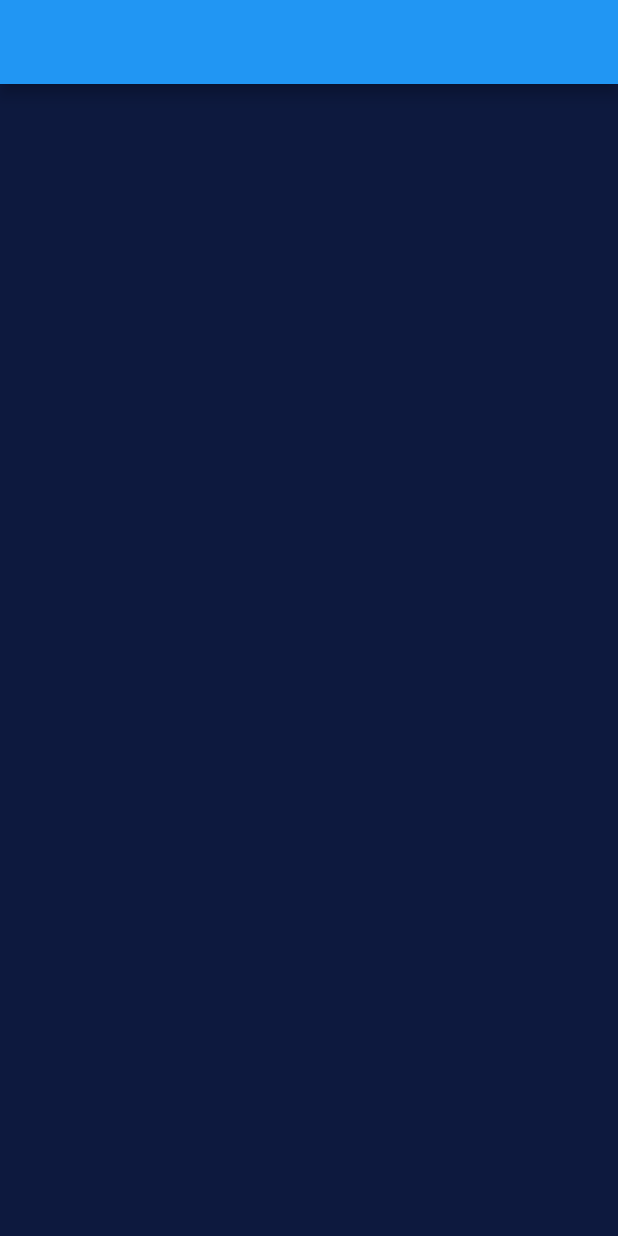
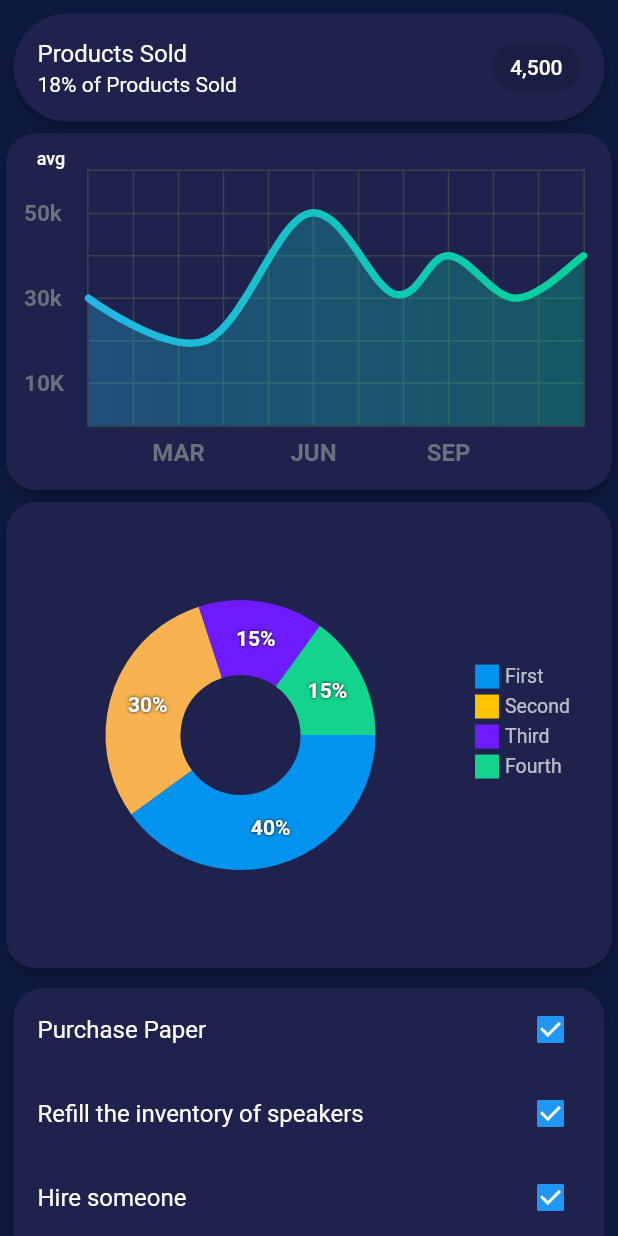
Before and after one commit to SajaHerez/responsive_admin_panel_dashboard, a Flutter app: the PanelLeftScreen screen opened directly, on a phone screen of 412 x 824 dp. Run offline on Flutter 3.47's test engine with Material 2 defaults, Android fonts, the light colour scheme and no system bars; drawn by our look-alikes of fl_chart; missing offline and left inert: dart:html.

Commit message:
coding panel left screen

```diff
--- a/lib/screen/panel_left_screen.dart
+++ b/lib/screen/panel_left_screen.dart
@@ -1,4 +1,16 @@
 import 'package:flutter/material.dart';
+import 'package:responsive_admin_panel_dashboard/resource/app_colors.dart';
+
+import '../resource/app_padding.dart';
+import '../widget/charts.dart';
+import '../widget/pie_chart.dart';
+import '../widget/responsive_layout.dart';
+
+class Todo {
+  String name;
+  bool enable;
+  Todo({this.enable = true, required this.name});
+}
 
 class PanelLeftScreen extends StatefulWidget {
   const PanelLeftScreen({super.key});
@@ -8,11 +20,101 @@ class PanelLeftScreen extends StatefulWidget {
 }
 
 class _PanelLeftScreenState extends State<PanelLeftScreen> {
+  final List<Todo> _todos = [
+    Todo(name: "Purchase Paper", enable: true),
+    Todo(name: "Refill the inventory of speakers", enable: true),
+    Todo(name: "Hire someone", enable: true),
+    Todo(name: "Maketing Strategy", enable: true),
+    Todo(name: "Selling furniture", enable: true),
+    Todo(name: "Finish the disclosure", enable: true),
+  ];
+
   @override
   Widget build(BuildContext context) {
     return Scaffold(
-      appBar: AppBar(
-        backgroundColor: Colors.blue,
+      body: Stack(
+        children: [
+          if (ResponsiveLayout.isComputer(context))
+            Container(
+              color: AppColors.purpleLight,
+              width: 50,
+              child: Container(
+                decoration: const BoxDecoration(
+                  color: AppColors.purpleDark,
+                  borderRadius: BorderRadius.only(
+                    topLeft: Radius.circular(50),
+                  ),
+                ),
+              ),
+            ),
+          SingleChildScrollView(
+            child: Column(
+              children: [
+                Padding(
+                  padding: const EdgeInsets.only(
+                      left: AppPadding.P10 / 2,
+                      top: AppPadding.P10 / 2,
+                      right: AppPadding.P10 / 2),
+                  child: Card(
+                    color: AppColors.purpleLight,
+                    elevation: 3,
+                    shape: RoundedRectangleBorder(
+                      borderRadius: BorderRadius.circular(50),
+                    ),
+                    child: Container(
+                      width: double.infinity,
+                      child: const ListTile(
+                        title: Text(
+                          "Products Sold",
+                          style: TextStyle(color: Colors.white),
+                        ),
+                        subtitle: Text(
+                          "18% of Products Sold",
+                          style: TextStyle(color: Colors.white),
+                        ),
+                        trailing: Chip(
+                          label: Text(
+                            "4,500",
+                            style: TextStyle(color: Colors.white),
+                          ),
+                        ),
+                      ),
+                    ),
+                  ),
+                ),
+               const LineChartSample2(),
+               const PieChartSample2(),
+                Padding(
+                    padding: const EdgeInsets.only(
+                        left: AppPadding.P10 / 2,
+                        top: AppPadding.P10 / 2,
+                        right: AppPadding.P10 / 2,
+                        bottom: AppPadding.P10),
+                    child: Card(
+                      color: AppColors.purpleLight,
+                      elevation: 3,
+                      shape: RoundedRectangleBorder(
+                        borderRadius: BorderRadius.circular(20),
+                      ),
+                      child: Column(
+                          children: List.generate(
+                              _todos.length,
+                              (index) => CheckboxListTile(
+                                  title: Text(
+                                    _todos[index].name,
+                                    style: const TextStyle(color: Colors.white),
+                                  ),
+                                  value: _todos[index].enable,
+                                  onChanged: (value) {
+                                    setState(() {
+                                      _todos[index].enable = value ?? true;
+                                    });
+                                  }))),
+                    ))
+              ],
+            ),
+          )
+        ],
       ),
     );
   }
--- /dev/null
+++ b/lib/widget/charts.dart
@@ -0,0 +1,316 @@
+import 'package:fl_chart/fl_chart.dart';
+import 'package:flutter/material.dart';
+import 'package:responsive_admin_panel_dashboard/resource/app_colors.dart';
+
+import '../resource/app_padding.dart';
+
+class LineChartSample2 extends StatefulWidget {
+  const LineChartSample2({super.key});
+
+  @override
+  State<LineChartSample2> createState() => _LineChartSample2State();
+}
+
+class _LineChartSample2State extends State<LineChartSample2> {
+  List<Color> gradientColors = const [
+    Color(0xff23b6e6),
+    Color(0xff02d39a),
+  ];
+
+  bool showAvg = false;
+
+  @override
+  Widget build(BuildContext context) {
+    return Container(
+      // padding: const EdgeInsets.only(
+      //     left: AppPadding.P10 / 2,
+      //     right: AppPadding.P10 / 2,
+      //     top: AppPadding.P10,
+      //     bottom: AppPadding.P10),
+      child: Card(
+        color: AppColors.purpleLight,
+        shape: RoundedRectangleBorder(borderRadius: BorderRadius.circular(20)),
+        elevation: 3,
+        child: Stack(
+          children: <Widget>[
+            AspectRatio(
+              aspectRatio: 1.70,
+              child: Container(
+                decoration: const BoxDecoration(
+                  borderRadius: BorderRadius.all(
+                    Radius.circular(18),
+                  ),
+                ),
+                child: Padding(
+                  padding: const EdgeInsets.only(
+                    right: 18,
+                    left: 12,
+                    top: 24,
+                    bottom: 12,
+                  ),
+                  child: LineChart(
+                    showAvg ? avgData() : mainData(),
+                  ),
+                ),
+              ),
+            ),
+            SizedBox(
+              width: 60,
+              height: 34,
+              child: TextButton(
+                onPressed: () {
+                  setState(() {
+                    showAvg = !showAvg;
+                  });
+                },
+                child: Text(
+                  'avg',
+                  style: TextStyle(
+                    fontSize: 12,
+                    color:
+                        showAvg ? Colors.white.withOpacity(0.5) : Colors.white,
+                  ),
+                ),
+              ),
+            ),
+          ],
+        ),
+      ),
+    );
+  }
+
+  Widget bottomTitleWidgets(double value, TitleMeta meta) {
+    const style = TextStyle(
+      fontWeight: FontWeight.bold,
+      color: Color(0xff68737d),
+      fontSize: 16,
+    );
+    Widget text;
+    switch (value.toInt()) {
+      case 2:
+        text = const Text('MAR', style: style);
+        break;
+      case 5:
+        text = const Text('JUN', style: style);
+        break;
+      case 8:
+        text = const Text('SEP', style: style);
+        break;
+      default:
+        text = const Text('', style: style);
+        break;
+    }
+
+    return SideTitleWidget(
+      axisSide: meta.axisSide,
+      child: text,
+    );
+  }
+
+  Widget leftTitleWidgets(double value, TitleMeta meta) {
+    const style = TextStyle(
+      fontWeight: FontWeight.bold,
+      fontSize: 15,
+      color: Color(0xff67727d),
+    );
+    String text;
+    switch (value.toInt()) {
+      case 1:
+        text = '10K';
+        break;
+      case 3:
+        text = '30k';
+        break;
+      case 5:
+        text = '50k';
+        break;
+      default:
+        return Container();
+    }
+
+    return Text(text, style: style, textAlign: TextAlign.left);
+  }
+
+  LineChartData mainData() {
+    return LineChartData(
+      gridData: FlGridData(
+        show: true,
+        drawVerticalLine: true,
+        horizontalInterval: 1,
+        verticalInterval: 1,
+        getDrawingHorizontalLine: (value) {
+          return FlLine(
+            color: const Color(0xff37434d),
+            strokeWidth: 1,
+          );
+        },
+        getDrawingVerticalLine: (value) {
+          return FlLine(
+            color: const Color(0xff37434d),
+            strokeWidth: 1,
+          );
+        },
+      ),
+      titlesData: FlTitlesData(
+        show: true,
+        rightTitles: AxisTitles(
+          sideTitles: SideTitles(showTitles: false),
+        ),
+        topTitles: AxisTitles(
+          sideTitles: SideTitles(showTitles: false),
+        ),
+        bottomTitles: AxisTitles(
+          sideTitles: SideTitles(
+            showTitles: true,
+            reservedSize: 30,
+            interval: 1,
+            getTitlesWidget: bottomTitleWidgets,
+          ),
+        ),
+        leftTitles: AxisTitles(
+          sideTitles: SideTitles(
+            showTitles: true,
+            interval: 1,
+            getTitlesWidget: leftTitleWidgets,
+            reservedSize: 42,
+          ),
+        ),
+      ),
+      borderData: FlBorderData(
+        show: true,
+        border: Border.all(color: const Color(0xff37434d)),
+      ),
+      minX: 0,
+      maxX: 11,
+      minY: 0,
+      maxY: 6,
+      lineBarsData: [
+        LineChartBarData(
+          spots: const [
+            FlSpot(0, 3),
+            FlSpot(2.6, 2),
+            FlSpot(4.9, 5),
+            FlSpot(6.8, 3.1),
+            FlSpot(8, 4),
+            FlSpot(9.5, 3),
+            FlSpot(11, 4),
+          ],
+          isCurved: true,
+          gradient: LinearGradient(
+            colors: gradientColors,
+          ),
+          barWidth: 5,
+          isStrokeCapRound: true,
+          dotData: FlDotData(
+            show: false,
+          ),
+          belowBarData: BarAreaData(
+            show: true,
+            gradient: LinearGradient(
+              colors: gradientColors
+                  .map((color) => color.withOpacity(0.3))
+                  .toList(),
+            ),
+          ),
+        ),
+      ],
+    );
+  }
+
+  LineChartData avgData() {
+    return LineChartData(
+      lineTouchData: LineTouchData(enabled: false),
+      gridData: FlGridData(
+        show: true,
+        drawHorizontalLine: true,
+        verticalInterval: 1,
+        horizontalInterval: 1,
+        getDrawingVerticalLine: (value) {
+          return FlLine(
+            color: const Color(0xff37434d),
+            strokeWidth: 1,
+          );
+        },
+        getDrawingHorizontalLine: (value) {
+          return FlLine(
+            color: const Color(0xff37434d),
+            strokeWidth: 1,
+          );
+        },
+      ),
+      titlesData: FlTitlesData(
+        show: true,
+        bottomTitles: AxisTitles(
+          sideTitles: SideTitles(
+            showTitles: true,
+            reservedSize: 30,
+            getTitlesWidget: bottomTitleWidgets,
+            interval: 1,
+          ),
+        ),
+        leftTitles: AxisTitles(
+          sideTitles: SideTitles(
+            showTitles: true,
+            getTitlesWidget: leftTitleWidgets,
+            reservedSize: 42,
+            interval: 1,
+          ),
+        ),
+        topTitles: AxisTitles(
+          sideTitles: SideTitles(showTitles: false),
+        ),
+        rightTitles: AxisTitles(
+          sideTitles: SideTitles(showTitles: false),
+        ),
+      ),
+      borderData: FlBorderData(
+        show: true,
+        border: Border.all(color: const Color(0xff37434d)),
+      ),
+      minX: 0,
+      maxX: 11,
+      minY: 0,
+      maxY: 6,
+      lineBarsData: [
+        LineChartBarData(
+          spots: const [
+            FlSpot(0, 3.44),
+            FlSpot(2.6, 3.44),
+            FlSpot(4.9, 3.44),
+            FlSpot(6.8, 3.44),
+            FlSpot(8, 3.44),
+            FlSpot(9.5, 3.44),
+            FlSpot(11, 3.44),
+          ],
+          isCurved: true,
+          gradient: LinearGradient(
+            colors: [
+              ColorTween(begin: gradientColors[0], end: gradientColors[1])
+                  .lerp(0.2)!,
+              ColorTween(begin: gradientColors[0], end: gradientColors[1])
+                  .lerp(0.2)!,
+            ],
+          ),
+          barWidth: 5,
+          isStrokeCapRound: true,
+          dotData: FlDotData(
+            show: false,
+          ),
+          belowBarData: BarAreaData(
+            show: true,
+            gradient: LinearGradient(
+              colors: [
+                ColorTween(begin: gradientColors[0], end: gradientColors[1])
+                    .lerp(0.2)!
+                    .withOpacity(0.1),
+                ColorTween(begin: gradientColors[0], end: gradientColors[1])
+                    .lerp(0.2)!
+                    .withOpacity(0.1),
+              ],
+            ),
+          ),
+        ),
+      ],
+    );
+  }
+}
--- /dev/null
+++ b/lib/widget/pie_chart.dart
@@ -0,0 +1,222 @@
+import 'package:fl_chart/fl_chart.dart';
+import 'package:flutter/material.dart';
+import 'package:responsive_admin_panel_dashboard/resource/app_colors.dart';
+
+import '../resource/app_padding.dart';
+
+class PieChartSample2 extends StatefulWidget {
+  const PieChartSample2({super.key});
+
+  @override
+  State<StatefulWidget> createState() => PieChart2State();
+}
+
+class PieChart2State extends State {
+  int touchedIndex = -1;
+
+  @override
+  Widget build(BuildContext context) {
+    return Container(
+      // padding: const EdgeInsets.only(
+      //     left: AppPadding.P10 / 2,
+      //     right: AppPadding.P10 / 2,
+      //     top: AppPadding.P10,
+      //     bottom: AppPadding.P10),
+      child: Card(
+        color: AppColors.purpleLight,
+        elevation: 3,
+        shape: RoundedRectangleBorder(
+          borderRadius: BorderRadius.circular(20),
+        ),
+        child: AspectRatio(
+          aspectRatio: 1.3,
+          child: Row(
+            children: <Widget>[
+              const SizedBox(
+                height: 18,
+              ),
+              Expanded(
+                child: AspectRatio(
+                  aspectRatio: 1,
+                  child: PieChart(
+                    PieChartData(
+                      pieTouchData: PieTouchData(
+                        touchCallback: (FlTouchEvent event, pieTouchResponse) {
+                          setState(() {
+                            if (!event.isInterestedForInteractions ||
+                                pieTouchResponse == null ||
+                                pieTouchResponse.touchedSection == null) {
+                              touchedIndex = -1;
+                              return;
+                            }
+                            touchedIndex = pieTouchResponse
+                                .touchedSection!.touchedSectionIndex;
+                          });
+                        },
+                      ),
+                      borderData: FlBorderData(
+                        show: false,
+                      ),
+                      sectionsSpace: 0,
+                      centerSpaceRadius: 40,
+                      sections: showingSections(),
+                    ),
+                  ),
+                ),
+              ),
+              Column(
+                mainAxisAlignment: MainAxisAlignment.center,
+                crossAxisAlignment: CrossAxisAlignment.start,
+                children: const <Widget>[
+                  Indicator(
+                    color: Color(0xff0293ee),
+                    text: 'First',
+                    isSquare: true,
+                  ),
+                  SizedBox(
+                    height: 4,
+                  ),
+                  Indicator(
+                    color: Color(0xFFFFC300),
+                    text: 'Second',
+                    isSquare: true,
+                  ),
+                  SizedBox(
+                    height: 4,
+                  ),
+                  Indicator(
+                    color: Color(0xFF6E1BFF),
+                    text: 'Third',
+                    isSquare: true,
+                  ),
+                  SizedBox(
+                    height: 4,
+                  ),
+                  Indicator(
+                    color: Color(0xff13d38e),
+                    text: 'Fourth',
+                    isSquare: true,
+                  ),
+                  SizedBox(
+                    height: 18,
+                  ),
+                ],
+              ),
+              const SizedBox(
+                width: 28,
+              ),
+            ],
+          ),
+        ),
+      ),
+    );
+  }
+
+  List<PieChartSectionData> showingSections() {
+    return List.generate(4, (i) {
+      final isTouched = i == touchedIndex;
+      final fontSize = isTouched ? 25.0 : 14.0;
+      final radius = isTouched ? 60.0 : 50.0;
+      const shadows = [Shadow(color: Colors.black, blurRadius: 2)];
+      switch (i) {
+        case 0:
+          return PieChartSectionData(
+            color: const Color(0xff0293ee),
+            value: 40,
+            title: '40%',
+            radius: radius,
+            titleStyle: TextStyle(
+              fontSize: fontSize,
+              fontWeight: FontWeight.bold,
+              color: Colors.white,
+              shadows: shadows,
+            ),
+          );
+        case 1:
+          return PieChartSectionData(
+            color: const Color(0xfff8b250),
+            value: 30,
+            title: '30%',
+            radius: radius,
+            titleStyle: TextStyle(
+              fontSize: fontSize,
+              fontWeight: FontWeight.bold,
+              color: Colors.white,
+              shadows: shadows,
+            ),
+          );
+        case 2:
+          return PieChartSectionData(
+            color: const Color(0xFF6E1BFF),
+            value: 15,
+            title: '15%',
+            radius: radius,
+            titleStyle: TextStyle(
+              fontSize: fontSize,
+              fontWeight: FontWeight.bold,
+              color: Colors.white,
+              shadows: shadows,
+            ),
+          );
+        case 3:
+          return PieChartSectionData(
+            color: const Color(0xff13d38e),
+            value: 15,
+            title: '15%',
+            radius: radius,
+            titleStyle: TextStyle(
+              fontSize: fontSize,
+              fontWeight: FontWeight.bold,
+              color: Colors.white,
+              shadows: shadows,
+            ),
+          );
+        default:
+          throw Error();
+      }
+    });
+  }
+}
+
+class Indicator extends StatelessWidget {
+  const Indicator({
+    super.key,
+    required this.color,
+    required this.text,
+    required this.isSquare,
+    this.size = 16,
+    this.textColor = Colors.white70,
+  });
+  final Color color;
+  final String text;
+  final bool isSquare;
+  final double size;
+  final Color? textColor;
+
+  @override
+  Widget build(BuildContext context) {
+    return Row(
+      children: <Widget>[
+        Container(
+          width: size,
+          height: size,
+          decoration: BoxDecoration(
+            shape: isSquare ? BoxShape.rectangle : BoxShape.circle,
+            color: color,
+          ),
+        ),
+        const SizedBox(
+          width: 4,
+        ),
+        Text(
+          text,
+          style: TextStyle(
+            fontSize: 13,
+            // fontWeight: FontWeight.bold,
+            color: textColor,
+          ),
+        )
+      ],
+    );
+  }
+}
--- a/pubspec.yaml
+++ b/pubspec.yaml
@@ -35,6 +35,7 @@ dependencies:
   # The following adds the Cupertino Icons font to your application.
   # Use with the CupertinoIcons class for iOS style icons.
   cupertino_icons: ^1.0.2
+  fl_chart: ^0.62.0
 
 dev_dependencies:
   flutter_test:
```
Also changed, not shown: pubspec.lock.
